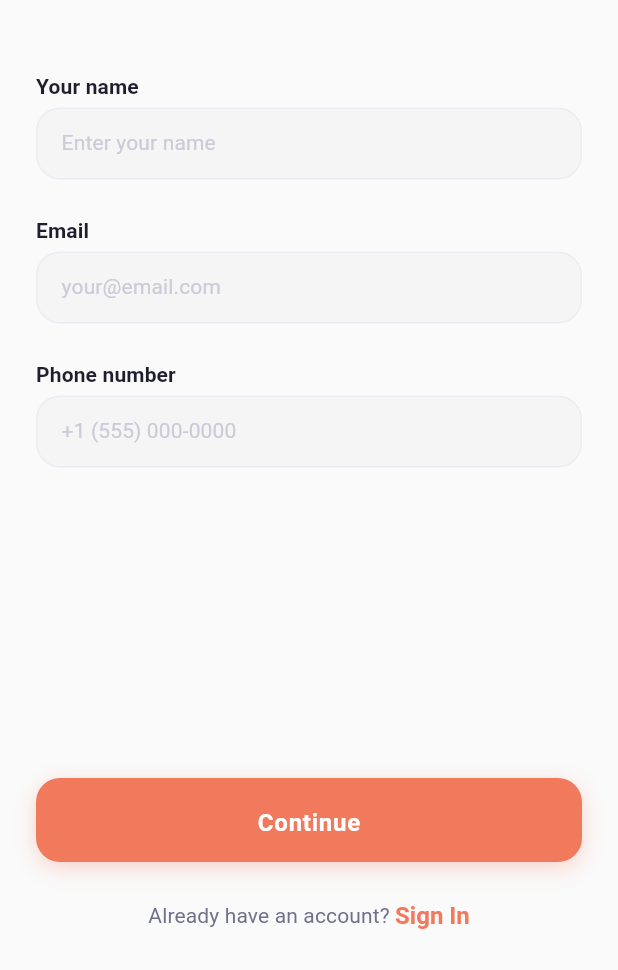
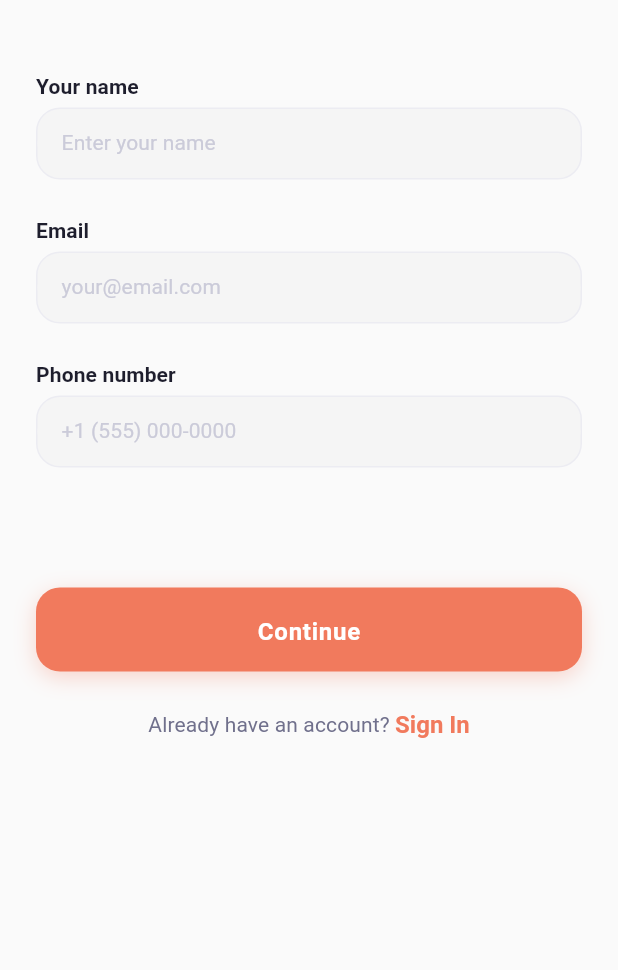
Before and after one commit to Zero-Logic-Education/HobbyHub, a Flutter app: the screen it shows after launch, after a tap on "Create Account", on a phone screen of 412 x 824 dp, the part 266-1236 px from its top. Run offline on Flutter 3.47's test engine with Material 3 defaults, Android fonts, the light colour scheme and no system bars; our stand-ins replace cloud_firestore, firebase_analytics, firebase_auth, firebase_core, firebase_messaging, firebase_storage and 7 more; missing offline and left inert: flutter_facebook_auth; accounts and stored records are empty.

Commit message:
style: Увеличены отступы между элементами на экранах аутентификации и приветствия для улучшения визуального восприятия

```diff
--- a/lib/ui/auth/age_verification_screen.dart
+++ b/lib/ui/auth/age_verification_screen.dart
@@ -269,7 +269,7 @@ class _AgeVerificationScreenState extends ConsumerState<AgeVerificationScreen> {
                   ),
                 ),
 
-                const Spacer(),
+                const SizedBox(height: 32),
 
                 // Continue Button
                 PrimaryButton(label: 'Continue', onPressed: _submit),
--- a/lib/ui/auth/login_screen.dart
+++ b/lib/ui/auth/login_screen.dart
@@ -264,8 +264,7 @@ class _LoginScreenState extends ConsumerState<LoginScreen> {
                               .signInWithFacebook(),
                         ),
 
-                        const Spacer(),
-                        const SizedBox(height: 24),
+                        const SizedBox(height: 32),
                         // Submit Button
                         PrimaryButton(
                           label: 'Sign In',
--- a/lib/ui/auth/register_password_screen.dart
+++ b/lib/ui/auth/register_password_screen.dart
@@ -210,7 +210,7 @@ class _RegisterPasswordScreenState
                           },
                         ),
 
-                        const Spacer(),
+                        const SizedBox(height: 32),
 
                         // Finish Button
                         PrimaryButton(
--- a/lib/ui/auth/register_screen.dart
+++ b/lib/ui/auth/register_screen.dart
@@ -203,7 +203,7 @@ class _RegisterScreenState extends ConsumerState<RegisterScreen> {
 
                         const SizedBox(height: 48),
 
-                        const Spacer(),
+                        const SizedBox(height: 32),
 
                         // Continue Button
                         PrimaryButton(
--- a/lib/ui/welcome/welcome_screen.dart
+++ b/lib/ui/welcome/welcome_screen.dart
@@ -25,11 +25,9 @@ class WelcomeScreen extends StatelessWidget {
                       vertical: 24,
                     ),
                     child: Column(
-                      mainAxisAlignment: MainAxisAlignment.spaceBetween,
+                      mainAxisAlignment: MainAxisAlignment.start,
                       children: [
                         // Logo section
-                        Column(
-                          children: [
                         const SizedBox(height: 12),
                         Row(
                           mainAxisAlignment: MainAxisAlignment.center,
@@ -67,21 +65,16 @@ class WelcomeScreen extends StatelessWidget {
                             ),
                           ],
                         ),
-                          ],
-                        ),
 
                         // Illustration section
-                        Padding(
-                          padding: const EdgeInsets.symmetric(vertical: 32),
-                          child: Container(
+                        const SizedBox(height: 48),
+                        Container(
                           width: double.infinity,
                           decoration: BoxDecoration(
                             borderRadius: BorderRadius.circular(36),
                             boxShadow: [
                               BoxShadow(
-                                  color: AppColors.shadow.withValues(
-                                    alpha: 0.08,
-                                  ),
+                                color: AppColors.shadow.withValues(alpha: 0.08),
                                 blurRadius: 30,
                                 offset: const Offset(0, 15),
                               ),
@@ -98,11 +91,9 @@ class WelcomeScreen extends StatelessWidget {
                             ),
                           ),
                         ),
-                        ),
 
                         // Title & Subtitle section
-                        Column(
-                          children: [
+                        const SizedBox(height: 48),
                         Text(
                           'Discover your next\npassionate hobby',
                           textAlign: TextAlign.center,
@@ -115,9 +106,7 @@ class WelcomeScreen extends StatelessWidget {
                         ),
                         const SizedBox(height: 16),
                         Padding(
-                              padding: const EdgeInsets.symmetric(
-                                horizontal: 20,
-                              ),
+                          padding: const EdgeInsets.symmetric(horizontal: 20),
                           child: Text(
                             'Connect with like-minded people and explore exciting communities near you.',
                             textAlign: TextAlign.center,
@@ -128,14 +117,11 @@ class WelcomeScreen extends StatelessWidget {
                             ),
                           ),
                         ),
-                          ],
-                        ),
 
+                        const Spacer(),
                         const SizedBox(height: 32),
 
                         // Buttons section
-                        Column(
-                          children: [
                         PrimaryButton(
                           label: 'Create Account',
                           onPressed: () => context.push(AppRoutes.register),
@@ -144,8 +130,6 @@ class WelcomeScreen extends StatelessWidget {
                         SecondaryButton(
                           label: 'Sign In',
                           onPressed: () => context.push(AppRoutes.login),
-                            ),
-                          ],
                         ),
 
                         // Footer section
```
Also changed, not shown: 1 other file. Lines whose indentation alone changed are shown as unchanged.
